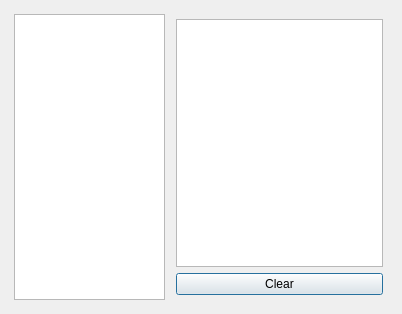
This is ui/dialoglog.ui in TheProjecter/pockemul as Qt 5 draws it before an edit. The edited form follows.
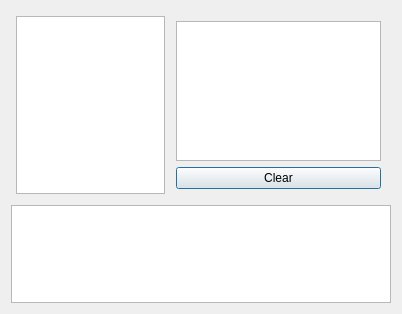
This is the edited form.

What changed in the file:
```diff
--- a/ui/dialoglog.ui
+++ b/ui/dialoglog.ui
@@ -16,13 +16,7 @@
   <property name="sizeGripEnabled">
    <bool>false</bool>
   </property>
-  <layout class="QVBoxLayout">
-   <property name="spacing">
-    <number>6</number>
-   </property>
-   <property name="margin">
-    <number>9</number>
-   </property>
+  <layout class="QVBoxLayout" name="verticalLayout_2">
    <item>
     <layout class="QHBoxLayout">
      <property name="spacing">
@@ -84,6 +78,35 @@
      </item>
     </layout>
    </item>
+   <item>
+    <widget class="QTextEdit" name="consoleTextEdit">
+     <property name="sizePolicy">
+      <sizepolicy hsizetype="Expanding" vsizetype="Expanding">
+       <horstretch>0</horstretch>
+       <verstretch>0</verstretch>
+      </sizepolicy>
+     </property>
+     <property name="maximumSize">
+      <size>
+       <width>16777215</width>
+       <height>150</height>
+      </size>
+     </property>
+     <property name="font">
+      <font>
+       <family>System</family>
+       <weight>75</weight>
+       <bold>true</bold>
+      </font>
+     </property>
+     <property name="documentTitle">
+      <string/>
+     </property>
+     <property name="textInteractionFlags">
+      <set>Qt::TextEditorInteraction</set>
+     </property>
+    </widget>
+   </item>
   </layout>
  </widget>
  <resources/>
```
